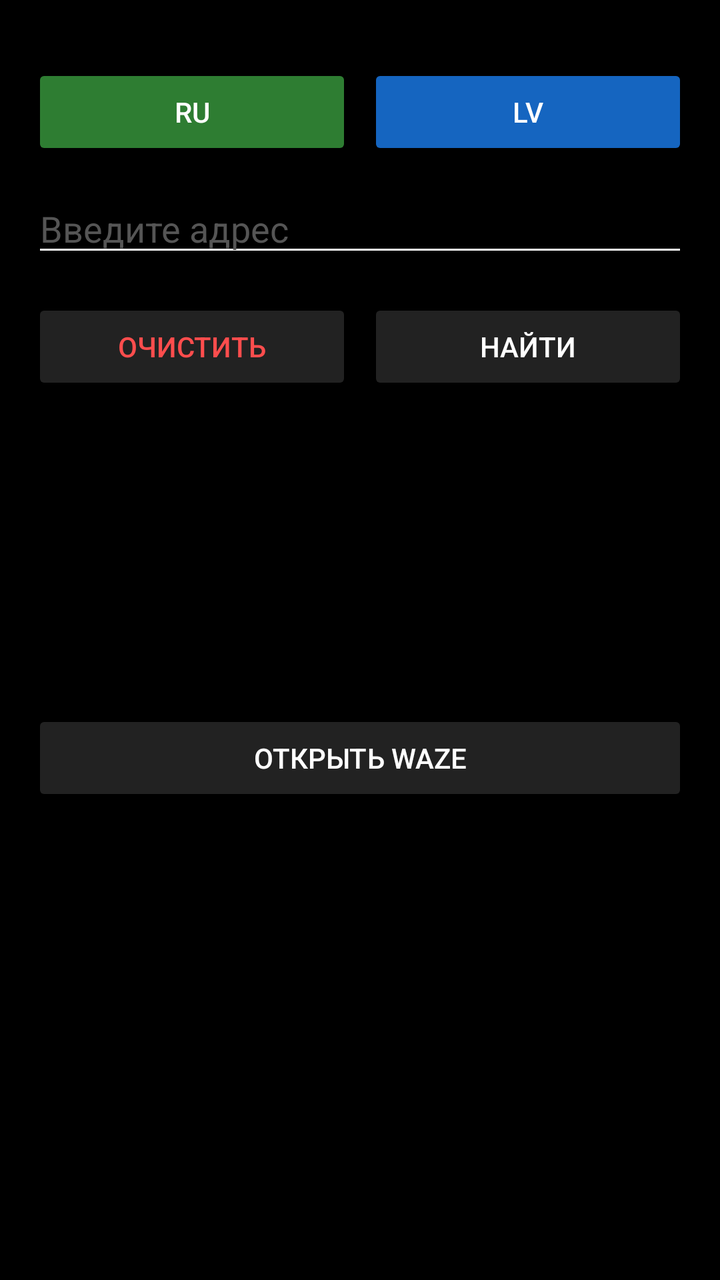
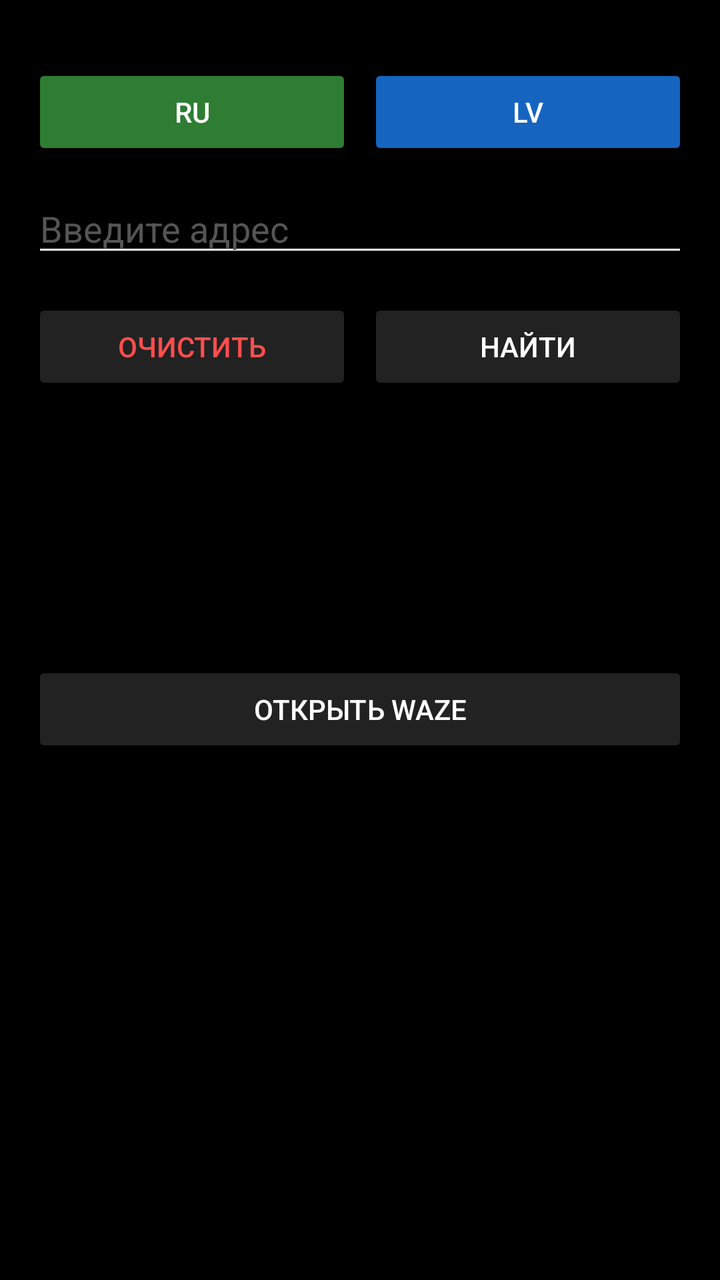

Before-and-after screenshots of an Android layout around one commit, followed by the original layout XML and the change that was made.
<!-- AndroidManifest.xml: application theme Theme.RigaAddressVoice -->
<!-- res/layout/activity_main.xml -->
<?xml version="1.0" encoding="utf-8"?>
<LinearLayout
    xmlns:android="http://schemas.android.com/apk/res/android"
    android:id="@+id/rootLayout"
    android:layout_width="match_parent"
    android:layout_height="match_parent"
    android:orientation="vertical"
    android:paddingTop="32dp"
    android:paddingStart="16dp"
    android:paddingEnd="16dp"
    android:paddingBottom="16dp"
    android:background="#000000">

    <LinearLayout
        android:layout_width="match_parent"
        android:layout_height="wrap_content"
        android:orientation="horizontal">

        <Button
            android:id="@+id/btnMicRu"
            android:layout_width="0dp"
            android:layout_height="wrap_content"
            android:layout_weight="1"
            android:text="RU"
            android:textColor="#FFFFFF"
            android:backgroundTint="#2E7D32" />

        <Button
            android:id="@+id/btnMicLv"
            android:layout_width="0dp"
            android:layout_height="wrap_content"
            android:layout_weight="1"
            android:layout_marginStart="8dp"
            android:text="LV"
            android:textColor="#FFFFFF"
            android:backgroundTint="#1565C0" />
    </LinearLayout>

    <EditText
        android:id="@+id/etInput"
        android:layout_width="match_parent"
        android:layout_height="wrap_content"
        android:layout_marginTop="12dp"
        android:hint="Введите адрес"
        android:textColor="#FFFFFF"
        android:textColorHint="#555555"
        android:backgroundTint="#FFFFFF"
        android:textSize="18sp" />

    <LinearLayout
        android:layout_width="match_parent"
        android:layout_height="wrap_content"
        android:orientation="horizontal"
        android:layout_marginTop="16dp">

        <Button
            android:id="@+id/btnReset"
            android:layout_width="0dp"
            android:layout_height="wrap_content"
            android:layout_weight="1"
            android:text="Очистить"
            android:textColor="#FF4D4D"
            android:backgroundTint="#222222" />

        <Button
            android:id="@+id/btnSearch"
            android:layout_width="0dp"
            android:layout_height="wrap_content"
            android:layout_weight="1"
            android:layout_marginStart="8dp"
            android:text="Найти"
            android:textColor="#FFFFFF"
            android:backgroundTint="#222222" />
    </LinearLayout>

    <TextView
        android:id="@+id/tvPrepared"
        android:layout_width="match_parent"
        android:layout_height="wrap_content"
        android:layout_marginTop="16dp"
        android:text=""
        android:textSize="15sp"
        android:textColor="#B0BEC5" />

    <TextView
        android:id="@+id/tvObject"
        android:layout_width="match_parent"
        android:layout_height="wrap_content"
        android:layout_marginTop="4dp"
        android:text=""
        android:textSize="15sp"
        android:textColor="#B0BEC5" />

    <TextView
        android:id="@+id/tvResult"
        android:layout_width="match_parent"
        android:layout_height="wrap_content"
        android:layout_marginTop="6dp"
        android:text=""
        android:textSize="18sp"
        android:textColor="#FFFFFF" />

    <TextView
        android:id="@+id/tvValidation"
        android:layout_width="match_parent"
        android:layout_height="wrap_content"
        android:layout_marginTop="6dp"
        android:text=""
        android:textSize="15sp"
        android:textColor="#B0BEC5" />

    <TextView
        android:id="@+id/tvCoords"
        android:layout_width="match_parent"
        android:layout_height="wrap_content"
        android:layout_marginTop="4dp"
        android:text=""
        android:textSize="15sp"
        android:textColor="#B0BEC5" />

    <Button
        android:id="@+id/btnWaze"
        android:layout_width="match_parent"
        android:layout_height="wrap_content"
        android:text="Открыть Waze"
        android:layout_marginTop="16dp"
        android:textColor="#FFFFFF"
        android:backgroundTint="#222222" />

    <androidx.recyclerview.widget.RecyclerView
        android:id="@+id/rvSuggestions"
        android:layout_width="match_parent"
        android:layout_height="0dp"
        android:layout_weight="1"
        android:layout_marginTop="12dp"
        android:clipToPadding="false"
        android:paddingBottom="8dp" />

</LinearLayout>
<!-- resources referenced by this layout -->
<resources>
  <style name="Theme.RigaAddressVoice" parent="Base.Theme.RigaAddressVoice" />
  <style name="Base.Theme.RigaAddressVoice" parent="Theme.Material3.Dark.NoActionBar">
          <item name="android:windowBackground">@android:color/black</item>
          <item name="android:statusBarColor">@android:color/black</item>
          <item name="android:navigationBarColor">@android:color/black</item>
          <item name="android:textColorPrimary">@android:color/white</item>
          <item name="android:textColorSecondary">@android:color/white</item>
          <item name="android:windowLightStatusBar">false</item>
          <item name="android:windowLightNavigationBar">false</item>
      </style>
</resources>

<!-- the commit's change to res/layout/activity_main.xml (unified diff, before → after) -->
@@ -83,15 +83,6 @@
         android:textColor="#B0BEC5" />
 
     <TextView
-        android:id="@+id/tvObject"
-        android:layout_width="match_parent"
-        android:layout_height="wrap_content"
-        android:layout_marginTop="4dp"
-        android:text=""
-        android:textSize="15sp"
-        android:textColor="#B0BEC5" />
-
-    <TextView
         android:id="@+id/tvResult"
         android:layout_width="match_parent"
         android:layout_height="wrap_content"
